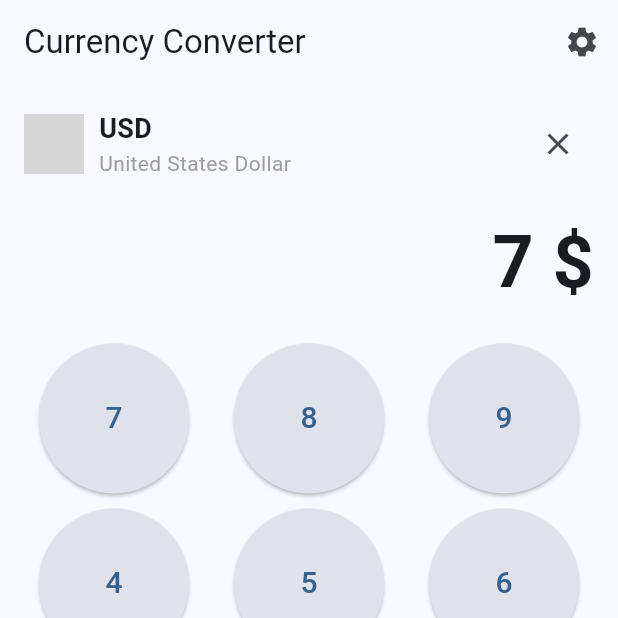
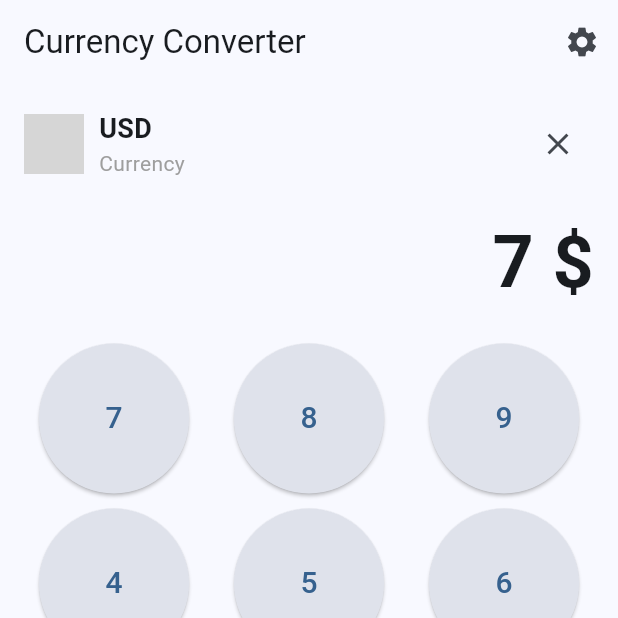
Before and after one commit to Huzaifaanxari/currencie_app, a Flutter app: the HomeScreen screen opened directly, after a tap on an icon or button, on a phone screen of 412 x 824 dp, the top half of it. Run offline on Flutter 3.47's test engine with Material 3 defaults, Android fonts, the phone set to English and light mode, and no system bars; our stand-ins replace fl_chart, shared_preferences; accounts and stored records are empty; generated files the repository leaves out were written again; network calls fail; grey boxes are pictures that could not be loaded.

Commit message:
Arsalan-03-07-25

```diff
--- a/lib/core/services/currency_service.dart
+++ b/lib/core/services/currency_service.dart
@@ -2,15 +2,44 @@ import 'dart:convert';
 import 'package:http/http.dart' as http;
 
 class CurrencyService {
-  static const String _baseUrl = 'https://api.exchangerate-api.com/v4/latest/';
+  final String _apiKey = 'YOUR_API_KEY'; // Replace with your API key
+  final String _baseUrl = 'https://api.exchangerate-api.com/v4/latest';
 
+  /// Fetch latest currency rates
   Future<Map<String, dynamic>> fetchRates(String baseCurrency) async {
-    final response = await http.get(Uri.parse('$_baseUrl$baseCurrency'));
+    final response = await http.get(Uri.parse('$_baseUrl/$baseCurrency'));
 
     if (response.statusCode == 200) {
       return json.decode(response.body);
     } else {
-      throw Exception('Failed to load currency rates');
+      throw Exception('Failed to load rates');
     }
   }
+
+  /// Fetch historical rates for the past 7 days (example)
+  Future<List<double>> fetchHistoricalRates(String currency) async {
+    List<double> historicalRates = [];
+    final DateTime today = DateTime.now();
+
+    for (int i = 1; i <= 7; i++) {
+      final DateTime date = today.subtract(Duration(days: i));
+      final String formattedDate = '${date.year}-${date.month.toString().padLeft(2, '0')}-${date.day.toString().padLeft(2, '0')}';
+
+      final response = await http.get(
+        Uri.parse('https://api.exchangerate.host/$formattedDate?base=USD&symbols=$currency'),
+      );
+
+      if (response.statusCode == 200) {
+        final data = json.decode(response.body);
+        final rate = data['rates'][currency];
+        if (rate != null) {
+          historicalRates.add(rate.toDouble());
+        }
+      } else {
+        print('Failed to load historical rate for $formattedDate');
+      }
+    }
+
+    return historicalRates;
+  }
 }
--- /dev/null
+++ b/lib/models/currency.dart
@@ -0,0 +1,16 @@
+class Currency {
+  final String code;
+  final double rate;
+
+  Currency({
+    required this.code,
+    required this.rate,
+  });
+
+  factory Currency.fromJson(String code, dynamic rate) {
+    return Currency(
+      code: code,
+      rate: rate.toDouble(),
+    );
+  }
+}
--- a/lib/models/currency_model.dart
+++ b/lib/models/currency_model.dart
@@ -1,13 +1,17 @@
 class CurrencyModel {
   final String base;
-  final Map<String, dynamic> rates;
+  final Map<String, double> rates;
 
   CurrencyModel({required this.base, required this.rates});
 
   factory CurrencyModel.fromJson(Map<String, dynamic> json) {
     return CurrencyModel(
       base: json['base'],
-      rates: json['rates'],
+      rates: Map<String, double>.from(
+        json['rates'].map(
+          (key, value) => MapEntry(key, (value as num).toDouble()),
+        ),
+      ),
     );
   }
 }
--- a/lib/providers/currency_provider.dart
+++ b/lib/providers/currency_provider.dart
@@ -6,8 +6,20 @@ class CurrencyProvider with ChangeNotifier {
   final CurrencyService _service = CurrencyService();
   CurrencyModel? _currencyModel;
   bool isLoading = false;
+  String _selectedCurrency = 'USD';
+  Map<String, List<double>> _historicalRates = {};
 
+  String get selectedCurrency => _selectedCurrency;
   CurrencyModel? get currencyData => _currencyModel;
+
+  List<MapEntry<String, double>> get currencyList {
+    if (_currencyModel == null) return [];
+    return _currencyModel!.rates.entries.toList();
+  }
+
+  List<double> getHistoricalRates(String currency) {
+    return _historicalRates[currency] ?? [];
+  }
 
   Future<void> loadRates(String baseCurrency) async {
     isLoading = true;
@@ -16,6 +28,7 @@ class CurrencyProvider with ChangeNotifier {
     try {
       final data = await _service.fetchRates(baseCurrency);
       _currencyModel = CurrencyModel.fromJson(data);
+      _selectedCurrency = baseCurrency;
     } catch (e) {
       print('Error loading rates: $e');
     }
@@ -23,4 +36,14 @@ class CurrencyProvider with ChangeNotifier {
     isLoading = false;
     notifyListeners();
   }
+
+  Future<void> loadHistoricalRates(String currency) async {
+    try {
+      final rates = await _service.fetchHistoricalRates(currency);
+      _historicalRates[currency] = rates;
+      notifyListeners();
+    } catch (e) {
+      print('Error loading historical rates: $e');
+    }
+  }
 }
--- a/lib/screens/home_screen.dart
+++ b/lib/screens/home_screen.dart
@@ -1,3 +1,5 @@
+// lib/screens/home_screen.dart
+import 'package:currencie_app/screens/currency_list_screen.dart';
 import 'package:flutter/material.dart';
 import 'package:provider/provider.dart';
 import '../providers/currency_provider.dart';
@@ -44,6 +46,7 @@ class _HomeScreenState extends State<HomeScreen> {
   @override
   Widget build(BuildContext context) {
     final theme = Theme.of(context);
+    final currencyProvider = Provider.of<CurrencyProvider>(context);
 
     return Scaffold(
       backgroundColor: theme.colorScheme.background,
@@ -68,25 +71,42 @@ class _HomeScreenState extends State<HomeScreen> {
             // Currency display with flag and currency
             Row(
               children: [
-                const CircleAvatar(
+                GestureDetector(
+                  onTap: () async {
+                    final selectedCurrency = await Navigator.push(
+                      context,
+                      MaterialPageRoute(
+                          builder: (context) => const CurrencyListScreen()),
+                    );
+                    if (selectedCurrency != null) {
+                      await currencyProvider.loadRates(selectedCurrency);
+                    }
+                  },
+                  child: Row(
+                    children: [
+                      CircleAvatar(
                         backgroundImage: AssetImage(
-                      'assets/flags/us.png'), // Add flag image in assets
+                            'assets/flags/${currencyProvider.selectedCurrency.toLowerCase()}.png'),
                         radius: 20,
                       ),
                       const SizedBox(width: 10),
-                const Column(
+                      Column(
                         crossAxisAlignment: CrossAxisAlignment.start,
                         children: [
                           Text(
-                      'USD',
-                      style:
-                          TextStyle(fontSize: 18, fontWeight: FontWeight.bold),
+                            currencyProvider.selectedCurrency,
+                            style: const TextStyle(
+                                fontSize: 18, fontWeight: FontWeight.bold),
                           ),
                           Text(
-                      'United States Dollar',
-                      style: TextStyle(fontSize: 14, color: Colors.grey),
+                            'Currency', // You can add full currency name here if needed
+                            style: const TextStyle(
+                                fontSize: 14, color: Colors.grey),
                           ),
                         ],
+                      ),
+                    ],
+                  ),
                 ),
                 const Spacer(),
                 IconButton(
@@ -99,6 +119,7 @@ class _HomeScreenState extends State<HomeScreen> {
                 )
               ],
             ),
+
             const SizedBox(height: 20),
 
             // Amount display
--- a/pubspec.yaml
+++ b/pubspec.yaml
@@ -20,6 +20,7 @@ dependencies:
   flex_color_scheme: ^7.1.2
   animated_toggle_switch: ^0.5.1
   cupertino_icons: ^1.0.8
+  fl_chart: ^0.66.0
 
 dev_dependencies:
   flutter_test:
```
Also changed, not shown: lib/screens/currency_list_screen.dart (added, +92 -0 lines), lib/screens/exchange_rate_details_screen.dart (added, +78 -0 lines), lib/core/services/historical_service.dart (added), pubspec.lock, 1 other file. Lines whose indentation alone changed are shown as unchanged.
